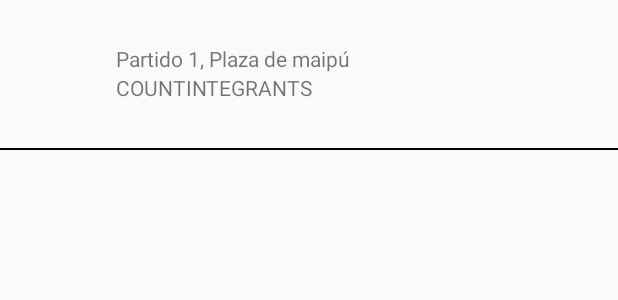
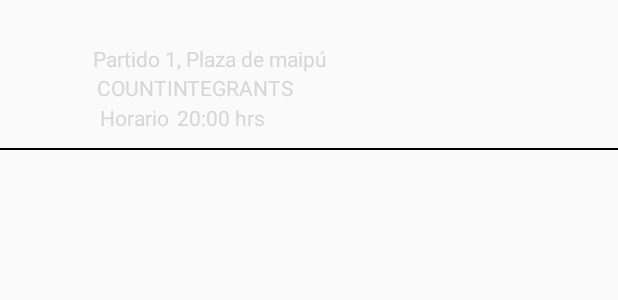
Before and after one commit to ultrabrave/DearSoccer, an Android app: the layout item_match.xml on its own in the app's theme, with its tools: preview values and no code run, on a phone screen of 412 x 824 dp. Shown: the top 300 px of the screen. Run offline under Robolectric (Android 15) with nearby library versions, the phone set to English and light mode, and no system bars.

Commit message:
Commit DearSoccer

```diff
--- a/app/src/main/res/layout/item_match.xml
+++ b/app/src/main/res/layout/item_match.xml
@@ -43,11 +43,13 @@
                 android:layout_height="0dp"
                 android:layout_weight="0"
                 android:text="NAME"
+                android:textColor="@color/colorBlueDarkPress"
                 android:id="@+id/tv_name_item_match"/>
             <TextView
                 android:layout_width="match_parent"
                 android:layout_height="0dp"
                 android:layout_weight="0"
+                android:textColor="@color/colorBlueDarkPress"
                 android:text="PLACEEE"
                 android:id="@+id/tv_place_item_match"/>
             <LinearLayout
@@ -61,15 +63,11 @@
                     android:layout_height="match_parent"
                     android:layout_weight="10"></LinearLayout>
                 <TextView
-                    android:layout_width="0dp"
+                    android:layout_width="wrap_content"
                     android:layout_height="match_parent"
-                    android:layout_weight="80"
+                    android:textColor="@color/colorBlueDarkPress"
                     android:text="Partido 1, Plaza de maipú"
                     android:id="@+id/tv_texto_visible_match"/>
-                <LinearLayout
-                    android:layout_width="0dp"
-                    android:layout_height="match_parent"
-                    android:layout_weight="10"></LinearLayout>
             </LinearLayout>
             <LinearLayout
                 android:layout_width="match_parent"
@@ -81,23 +79,46 @@
                     android:layout_width="0dp"
                     android:layout_height="match_parent"
                     android:layout_weight="10"></LinearLayout>
-
                 <TextView
-                    android:layout_width="0dp"
-                    android:layout_height="match_parent"
-                    android:layout_weight="80"
+                    android:layout_width="wrap_content"
+                    android:layout_height="wrap_content"
                     android:text="COUNTINTEGRANTS"
+                    android:textColor="@color/colorBlueDarkPress"
                     android:id="@+id/tv_countintegrants_item_match"/>
+            </LinearLayout>
+            <LinearLayout
+                android:layout_width="match_parent"
+                android:layout_height="0dp"
+                android:layout_weight="20"
+                android:weightSum="100"
+                android:orientation="horizontal">
                 <LinearLayout
                     android:layout_width="0dp"
                     android:layout_height="match_parent"
                     android:layout_weight="10"></LinearLayout>
+                <TextView
+                    android:layout_width="wrap_content"
+                    android:layout_height="wrap_content"
+                    android:text="Horario"
+                    android:textColor="@color/colorBlueDarkPress"
+                    />
+                <View
+                    android:layout_width="5dp"
+                    android:layout_height="match_parent"
+                    ></View>
+                <TextView
+                    android:layout_width="wrap_content"
+                    android:layout_height="wrap_content"
+                    android:text="20:00 hrs"
+                    android:textColor="@color/colorBlueDarkPress"
+                    android:id="@+id/tv_hour_item_match"/>
             </LinearLayout>
             <TextView
                 android:layout_width="match_parent"
                 android:layout_height="0dp"
                 android:layout_weight="0"
                 android:text="INTEGRANTS"
+                android:textColor="@color/colorBlueDarkPress"
                 android:id="@+id/tv_integrants_item_match"/>
 
             <TextView
@@ -105,31 +126,100 @@
                 android:layout_height="0dp"
                 android:layout_weight="0"
                 android:text="DURATION"
+                android:textColor="@color/colorBlueDarkPress"
                 android:id="@+id/tv_duration_item_match"/>
             <TextView
                 android:layout_width="match_parent"
                 android:layout_height="0dp"
                 android:layout_weight="0"
                 android:text="TIMESTAMPS"
+                android:textColor="@color/colorBlueDarkPress"
                 android:id="@+id/tv_timestamps_item_match"/>
             <TextView
                 android:layout_width="match_parent"
                 android:layout_height="0dp"
                 android:layout_weight="0"
                 android:text=""
+                android:textColor="@color/colorBlueDarkPress"
                 android:id="@+id/tv_idmatch_item_match"/>
             <TextView
             android:layout_width="match_parent"
             android:layout_height="0dp"
             android:layout_weight="0"
             android:text=""
+                android:textColor="@color/colorBlueDarkPress"
             android:id="@+id/tv_creator_item_match"/>
             <TextView
                 android:layout_width="match_parent"
                 android:layout_height="0dp"
                 android:layout_weight="0"
                 android:text=""
+                android:textColor="@color/colorBlueDarkPress"
                 android:id="@+id/tv_idsintegrants_item_match"/>
+            <TextView
+                android:layout_width="match_parent"
+                android:layout_height="0dp"
+                android:layout_weight="0"
+                android:text=""
+                android:textColor="@color/colorBlueDarkPress"
+                android:id="@+id/tv_date_item_match"/>
+
+            <TextView
+                android:layout_width="match_parent"
+                android:layout_height="0dp"
+                android:layout_weight="0"
+                android:text=""
+                android:textColor="@color/colorBlueDarkPress"
+                android:id="@+id/tv_country_item_match"/>
+            <TextView
+                android:layout_width="match_parent"
+                android:layout_height="0dp"
+                android:layout_weight="0"
+                android:text=""
+                android:textColor="@color/colorBlueDarkPress"
+                android:id="@+id/tv_city_item_match"/>
+            <TextView
+                android:layout_width="match_parent"
+                android:layout_height="0dp"
+                android:layout_weight="0"
+                android:text=""
+                android:textColor="@color/colorBlueDarkPress"
+                android:id="@+id/tv_locality_item_match"/>
+            <TextView
+                android:layout_width="match_parent"
+                android:layout_height="0dp"
+                android:layout_weight="0"
+                android:text=""
+                android:textColor="@color/colorBlueDarkPress"
+                android:id="@+id/tv_price_item_match"/>
+            <TextView
+                android:layout_width="match_parent"
+                android:layout_height="0dp"
+                android:layout_weight="0"
+                android:text=""
+                android:textColor="@color/colorBlueDarkPress"
+                android:id="@+id/tv_type_item_match"/>
+            <TextView
+                android:layout_width="match_parent"
+                android:layout_height="0dp"
+                android:layout_weight="0"
+                android:text=""
+                android:textColor="@color/colorBlueDarkPress"
+                android:id="@+id/tv_description_item_match"/>
+            <TextView
+                android:layout_width="match_parent"
+                android:layout_height="0dp"
+                android:layout_weight="0"
+                android:text=""
+                android:textColor="@color/colorBlueDarkPress"
+                android:id="@+id/tv_lat_item_match"/>
+            <TextView
+                android:layout_width="match_parent"
+                android:layout_height="0dp"
+                android:layout_weight="0"
+                android:text=""
+                android:textColor="@color/colorBlueDarkPress"
+                android:id="@+id/tv_lon_item_match"/>
             <LinearLayout
                 android:layout_width="match_parent"
                 android:layout_height="0dp"
--- a/build.gradle
+++ b/build.gradle
@@ -5,8 +5,7 @@ buildscript {
         jcenter()
     }
     dependencies {
-        classpath 'com.android.tools.build:gradle:2.2.2'
-
+        classpath 'com.android.tools.build:gradle:2.2.3'
         // NOTE: Do not place your application dependencies here; they belong
         // in the individual module build.gradle files
         classpath 'com.google.gms:google-services:3.0.0'
```
